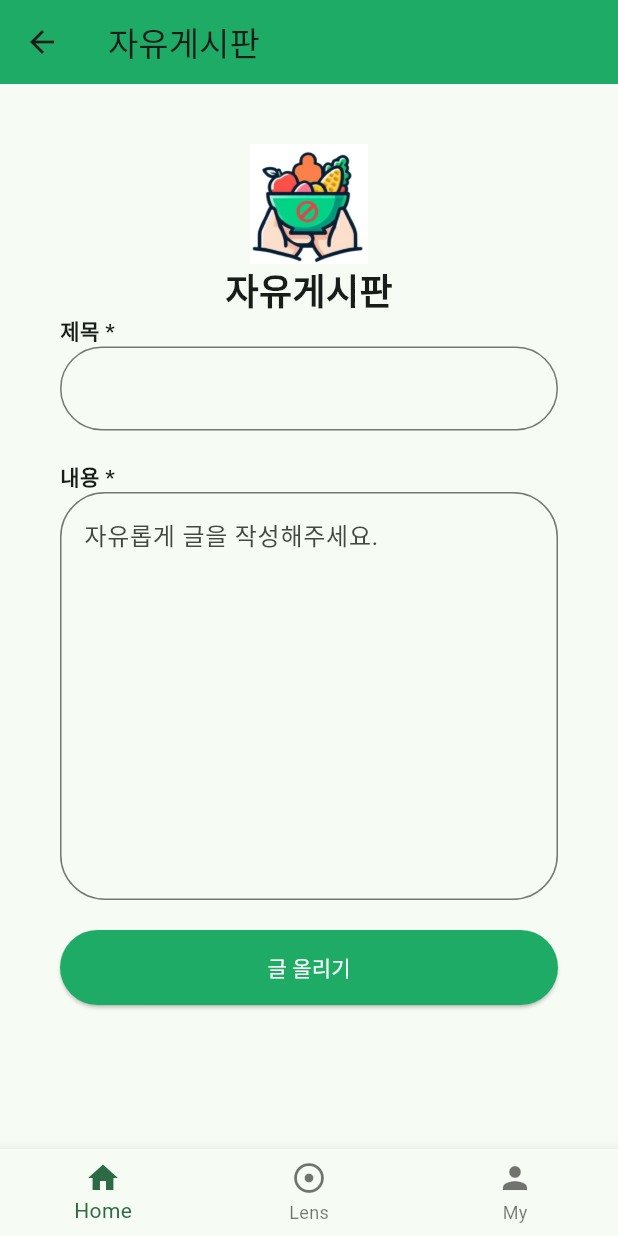
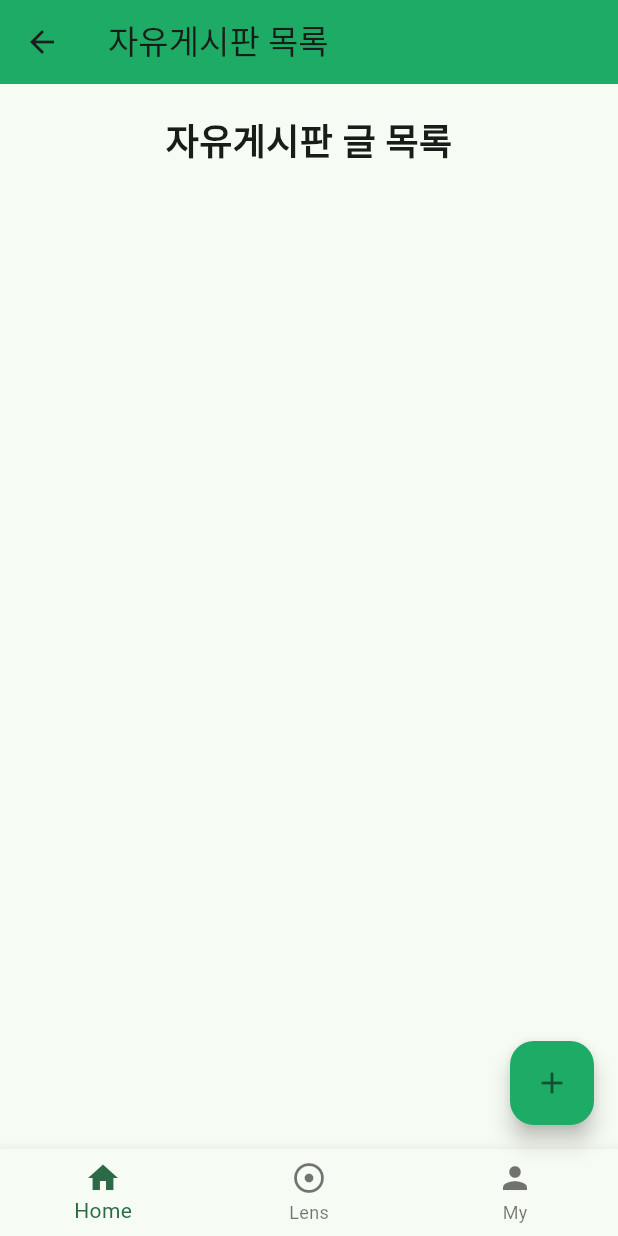
Before and after one commit to Hanjiwoook/flutter_banergy, a Flutter app: the Freeboard screen opened directly, on a phone screen of 412 x 824 dp. Run offline on Flutter 3.47's test engine with Material 3 defaults, Android fonts, the phone set to English and light mode, and no system bars; our stand-ins replace beamer, image_picker; missing offline and left inert: flutter_barcode_scanner, flutter_tesseract_ocr, qr_bar_code_scanner_dialog.

Commit message:
게시판 수정완료 글쓰기 완료하면 글목록으로 이동

```diff
--- a/lib/mypage/mypage.dart
+++ b/lib/mypage/mypage.dart
@@ -14,7 +14,8 @@ import 'package:qr_bar_code_scanner_dialog/qr_bar_code_scanner_dialog.dart';
 import '../mypage/mypage_allergy_information.dart';
 import '../mypage/mypage_record_allergy_reactions.dart';
 import '../mypage/mypage_filtering_allergies.dart';
-import '../mypage/mypage_freeboard.dart';
+import 'mypage_Freeboard.dart';
+import 'mypage_Freeboard_WriteScreen.dart';
 //import 'package:qr_bar_code_scanner_dialog/qr_bar_code_scanner_dialog.dart';
 
 void main() {
@@ -78,7 +79,7 @@ class _MyHomePageState extends State<MyHomePage>
         Navigator.push(
           context,
           MaterialPageRoute(
-              builder: (context) => const recordallergyreactions()),
+              builder: (context) => const Recordallergyreactions()),
         );
         break;
       case "알러지 필터링":
--- a/lib/mypage/mypage_InquiryScreen.dart
+++ b/lib/mypage/mypage_InquiryScreen.dart
@@ -42,7 +42,7 @@ class _InquiryScreenState extends State<InquiryScreen> {
           title: const Text("문의하기"),
           backgroundColor: const Color.fromARGB(255, 29, 171, 102),
         ),
-        // bottomNavigationBar: const BottomNavBar(), // 주석 처리
+        // bottomNavigationBar: const BottomNavBar(),
         body: SingleChildScrollView(
           child: Center(
             child: Padding(
--- a/lib/mypage/mypage_freeboard.dart
+++ b/lib/mypage/mypage_freeboard.dart
@@ -1,5 +1,6 @@
 import 'package:flutter/material.dart';
 import 'package:flutter_banergy/main.dart';
+import 'package:flutter_banergy/mypage/mypage_Freeboard_WriteScreen.dart';
 
 void main() {
   runApp(const Freeboard());
@@ -10,123 +11,42 @@ class Freeboard extends StatelessWidget {
 
   @override
   Widget build(BuildContext context) {
-    ThemeData(
-      colorScheme: ColorScheme.fromSeed(
-          seedColor: const Color.fromARGB(255, 50, 160, 107)),
-      useMaterial3: true,
-    );
-    return DefaultTabController(
-      length: 3,
-      child: Scaffold(
+    return Scaffold(
       appBar: AppBar(
-          title: const Text("자유게시판"),
+        title: const Text("자유게시판 목록"),
         backgroundColor: const Color.fromARGB(255, 29, 171, 102),
       ),
-        body: SingleChildScrollView(
+      body: const SingleChildScrollView(
         child: Center(
           child: Padding(
-              padding: const EdgeInsets.all(40.0),
+            padding: EdgeInsets.all(20.0),
             child: Column(
               crossAxisAlignment: CrossAxisAlignment.center,
               children: [
-                  Image.asset(
-                    'images/000.jpeg',
-                    width: 80,
-                    height: 80,
-                  ),
-                  const Text(
-                    '자유게시판',
+                Text(
+                  '자유게시판 글 목록',
                   style: TextStyle(fontSize: 24, fontWeight: FontWeight.bold),
                 ),
-                  const Column(
-                    children: [
-                      InputField(
-                        label: '제목 *',
-                      ),
                 SizedBox(height: 20),
-                      InputField(
-                        label: '내용 *',
-                        isTextArea: true,
-                        hintText: "자유롭게 글을 작성해주세요.",
-                      ),
-                    ],
-                  ),
-                  const SizedBox(height: 20),
-                  ElevatedButton(
-                    onPressed: () {
-                      showDialog(
-                        context: context,
-                        builder: (BuildContext context) {
-                          return AlertDialog(
-                            content: const Text('작성이 완료되었습니다.'),
-                            actions: [
-                              TextButton(
-                                onPressed: () {
-                                  Navigator.of(context).pop(); // 다이얼로그 닫기
-                                },
-                                child: const Text('확인'),
-                              ),
-                            ],
-                          );
-                        },
-                      );
-                    },
-                    style: ElevatedButton.styleFrom(
-                      minimumSize: const Size(double.infinity, 50),
-                      backgroundColor: const Color.fromARGB(255, 29, 171, 102),
-                    ),
-                    child: const Text('글 올리기',
-                        style: TextStyle(color: Colors.white)),
-                  ),
+                // 여기에 실제 글 목록을 보여주는 위젯을 추가할 수 있습니다.
+                // 예를 들어, ListView.builder 등을 사용하여 글 목록을 동적으로 생성할 수 있습니다.
+                // 글 목록을 터치하면 해당 글의 상세 내용을 보여주는 화면으로 이동하도록 할 예정입니다.
               ],
             ),
           ),
         ),
       ),
       bottomNavigationBar: const BottomNavBar(),
+      floatingActionButton: FloatingActionButton(
+        onPressed: () {
+          Navigator.push(
+            context,
+            MaterialPageRoute(builder: (context) => Freeboard_WriteScreen()),
+          );
+        },
+        child: Icon(Icons.add),
+        backgroundColor: const Color.fromARGB(255, 29, 171, 102),
       ),
     );
   }
 }
-
-class InputField extends StatelessWidget {
-  final String label;
-  final bool isTextArea;
-  final String hintText;
-
-  const InputField({
-    required this.label,
-    this.isTextArea = false,
-    this.hintText = "",
-  });
-
-  @override
-  Widget build(BuildContext context) {
-    return Column(
-      crossAxisAlignment: CrossAxisAlignment.start,
-      children: [
-        Text(
-          label,
-          style: const TextStyle(fontWeight: FontWeight.bold),
-        ),
-        if (isTextArea)
-          TextFormField(
-            maxLines: 10,
-            decoration: InputDecoration(
-                hintText: hintText,
-                border: OutlineInputBorder(
-                  borderRadius: BorderRadius.circular(30.0),
-                )),
-          )
-        else
-          TextFormField(
-            decoration: InputDecoration(
-                hintText: hintText,
-                border: OutlineInputBorder(
-                  borderRadius: BorderRadius.circular(30.0),
-                )),
-          ),
-      ],
-    );
-  }
-}
--- a/pubspec.yaml
+++ b/pubspec.yaml
@@ -37,6 +37,8 @@ dependencies:
   qr_bar_code_scanner_dialog: ^0.0.5
   flutter_barcode_scanner: ^2.0.0
   provider: ^6.1.1
+
+
 
   animated_switcher_plus: ^1.1.0
   beamer: ^0.14.1
```
Also changed, not shown: lib/mypage/mypage_Freeboard_WriteScreen.dart (added, +118 -0 lines), lib/mypage/mypage_allergy_information.dart (+1 -36 lines), lib/mypage/mypage_filtering_allergies.dart (+33 -13 lines), lib/mypage/mypage_record_allergy_reactions.dart (+26 -49 lines). Lines whose indentation alone changed are shown as unchanged.
